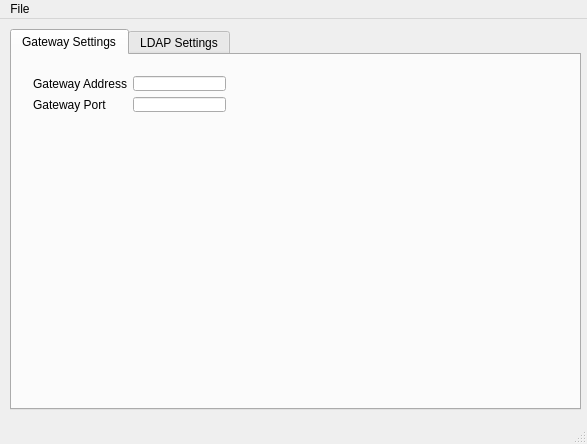
The window that GatewayConfigurator/mainwindow.ui (isis-ammo/ammo-gateway) describes before a commit, drawn with Qt 5.
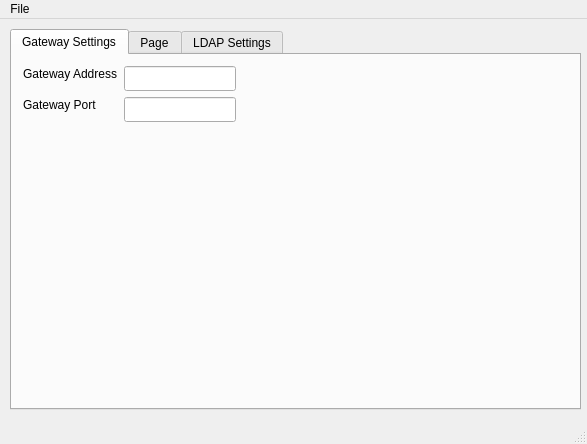
The same window after the commit.

What changed in the file:
```diff
--- a/GatewayConfigurator/mainwindow.ui
+++ b/GatewayConfigurator/mainwindow.ui
@@ -39,38 +39,57 @@
      <attribute name="title">
       <string>Gateway Settings</string>
      </attribute>
-     <widget class="QWidget" name="">
+     <widget class="QLineEdit" name="lineEdit">
       <property name="geometry">
        <rect>
-        <x>10</x>
-        <y>10</y>
-        <width>215</width>
-        <height>58</height>
+        <x>112</x>
+        <y>11</y>
+        <width>112</width>
+        <height>25</height>
        </rect>
       </property>
-      <layout class="QFormLayout" name="formLayout">
-       <item row="0" column="0">
+     </widget>
         <widget class="QLabel" name="label">
+      <property name="geometry">
+       <rect>
+        <x>11</x>
+        <y>11</y>
+        <width>95</width>
+        <height>16</height>
+       </rect>
+      </property>
          <property name="text">
           <string>Gateway Address</string>
          </property>
         </widget>
-       </item>
-       <item row="0" column="1">
-        <widget class="QLineEdit" name="lineEdit"/>
-       </item>
-       <item row="1" column="0">
+     <widget class="QLineEdit" name="lineEdit_2">
+      <property name="geometry">
+       <rect>
+        <x>112</x>
+        <y>42</y>
+        <width>112</width>
+        <height>25</height>
+       </rect>
+      </property>
+     </widget>
         <widget class="QLabel" name="label_2">
+      <property name="geometry">
+       <rect>
+        <x>11</x>
+        <y>42</y>
+        <width>75</width>
+        <height>16</height>
+       </rect>
+      </property>
          <property name="text">
           <string>Gateway Port</string>
          </property>
         </widget>
-       </item>
-       <item row="1" column="1">
-        <widget class="QLineEdit" name="lineEdit_2"/>
-       </item>
-      </layout>
-     </widget>
+    </widget>
+    <widget class="QWidget" name="tab_3">
+     <attribute name="title">
+      <string>Page</string>
+     </attribute>
     </widget>
     <widget class="QWidget" name="tab_2">
      <attribute name="title">
```
Left out of the diff: 25 changed lines with no effect on the pictures. Lines whose indentation alone changed are shown as unchanged.
